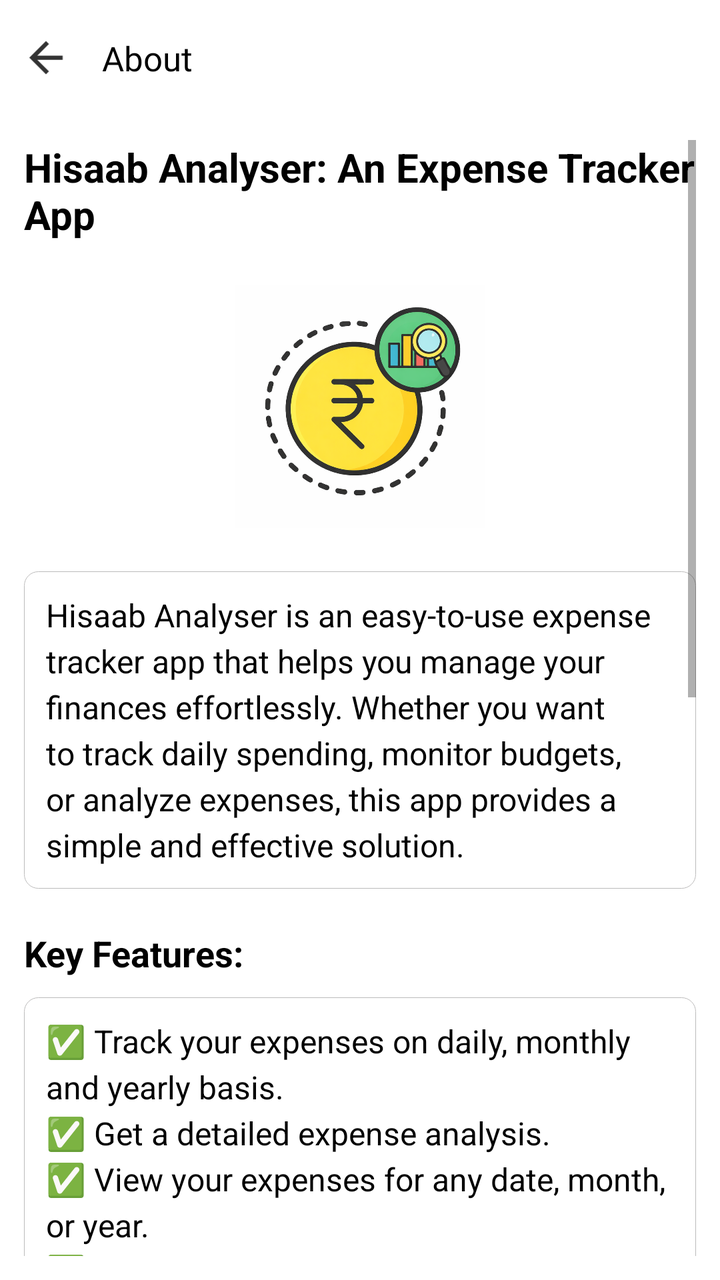
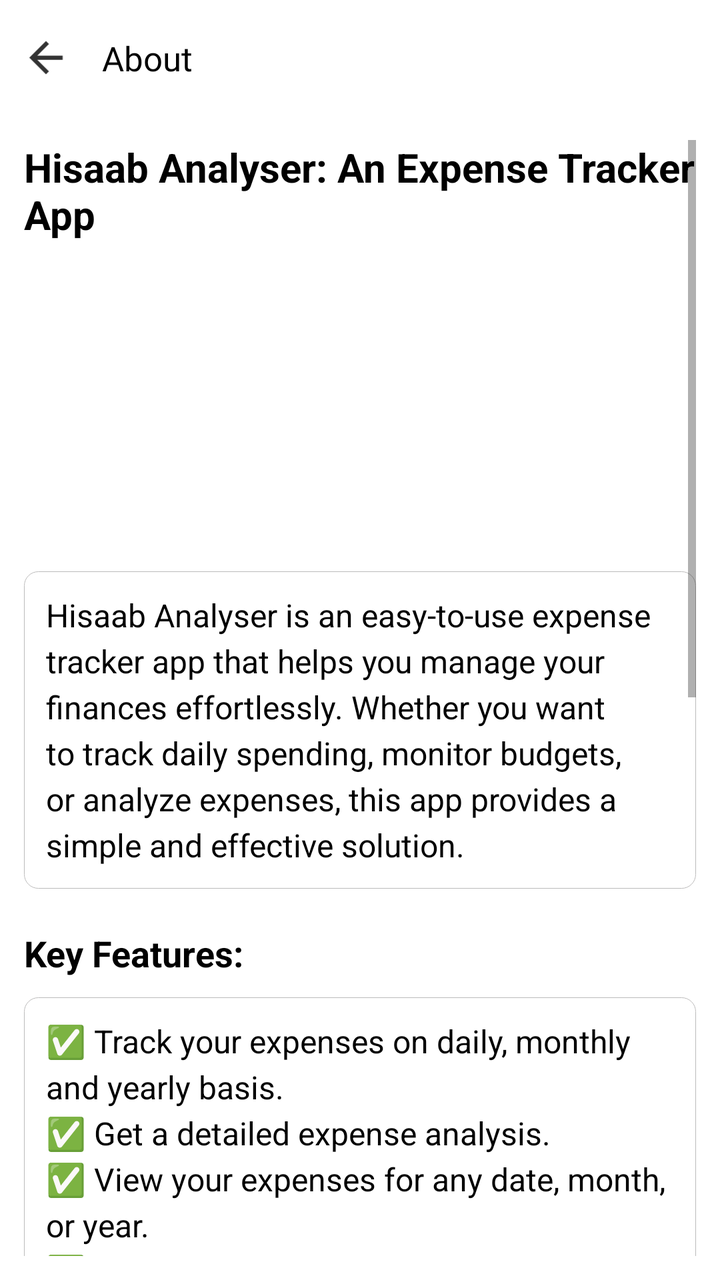

The first picture is an Android layout as it rendered before a commit; the second is the same layout after the commit. The layout source and the unified diff follow.
<!-- AndroidManifest.xml: application theme Theme.HisaabCalculator -->
<!-- res/layout/activity_about_page.xml -->
<?xml version="1.0" encoding="utf-8"?>
<LinearLayout xmlns:android="http://schemas.android.com/apk/res/android"
    xmlns:app="http://schemas.android.com/apk/res-auto"
    xmlns:tools="http://schemas.android.com/tools"
    android:layout_width="match_parent"
    android:layout_height="match_parent"
    android:orientation="vertical"
    android:id="@+id/aboutparent"
    android:background="@color/white"
    tools:context=".AboutPage">

    
    <LinearLayout
        android:layout_width="match_parent"
        android:layout_height="@dimen/toolbarheight"

        android:id="@+id/about_toolbar"
        android:orientation="horizontal">

        <ImageView
            android:layout_width="wrap_content"
            android:minWidth="30dp"
            android:layout_height="@dimen/back_height"
            android:layout_margin="8dp"
            android:id="@+id/about_back"
            android:layout_gravity="center"
            android:src="@drawable/back"
            app:tint="@color/black" />

        <TextView
            android:layout_width="wrap_content"
            android:layout_height="match_parent"
            android:padding="5dp"
            android:gravity="center"
            android:fontFamily="@font/days_one"
            android:id="@+id/abouttitle"
            android:layout_gravity="center"
            android:text="About"
            android:textColor="@color/black"
            android:textSize="@dimen/toolbartextsize"/>
    </LinearLayout>

    
    <ScrollView
        android:layout_width="match_parent"
        android:layout_height="match_parent"
        android:padding="12dp">

        <LinearLayout
            android:layout_width="match_parent"
            android:layout_height="wrap_content"
            android:orientation="vertical">

            
            <TextView
                android:layout_width="match_parent"
                android:layout_height="wrap_content"
                android:text="Hisaab Analyser: An Expense Tracker App"
                android:textSize="20sp"
                android:textStyle="bold"
                android:textColor="@color/black"
                android:id="@+id/aboutheader1"
                android:paddingBottom="10dp"
                android:layout_marginTop="0dp"/>

            <ImageView
                android:layout_width="125dp"
                android:layout_height="125dp"
                android:layout_margin="10dp"
                android:layout_gravity="center_horizontal"
                android:src="@mipmap/icon4"
                />

            <TextView
                android:layout_width="match_parent"
                android:layout_height="wrap_content"
                android:text="Hisaab Analyser is an easy-to-use expense tracker app that helps you manage your finances effortlessly. Whether you want to track daily spending, monitor budgets, or analyze expenses, this app provides a simple and effective solution."
                android:textSize="16sp"
                android:id="@+id/aboutcontent1"
                android:padding="11dp"
                android:layout_marginTop="10dp"
                android:background="@drawable/border6"
                android:textColor="@color/black"
                android:lineSpacingExtra="4dp"
                android:layout_marginBottom="10dp"/>

            
            <TextView
                android:layout_width="match_parent"
                android:layout_height="wrap_content"
                android:text="Key Features:"
                android:textSize="18sp"
                android:id="@+id/aboutcontent2"
                android:textStyle="bold"
                android:textColor="@color/black"
                android:paddingTop="10dp"/>


            <TextView
                android:layout_width="match_parent"
                android:layout_height="wrap_content"
                android:text="✅ Track your expenses on daily, monthly and yearly basis.\n✅ Get a detailed expense analysis.\n✅ View your expenses for any date, month, or year.\n✅ View graphical expense reports.\n✅ Secure data storage with the option to download daily, monthly or yearly expenses and income history into a PDF.\n✅ Offline mode support.\n✅ Simple and clean UI for easy navigation.\n✅ Receive timely notifications of total monthly expenses.\n✅ Multi-user login support"
                android:textSize="16sp"
                android:textColor="@color/black"
                android:id="@+id/aboutcontent3"

                android:background="@drawable/border6"
                android:padding="11dp"
                android:layout_marginTop="10dp"
                android:lineSpacingExtra="4dp"
                android:layout_marginBottom="10dp"/>
            <TextView
                android:layout_width="match_parent"
                android:layout_height="wrap_content"
                android:text="Limitations:"
                android:textSize="18sp"
                android:textStyle="bold"
                android:id="@+id/aboutcontent4"
                android:textColor="@color/black"
                android:paddingTop="10dp"/>

            
            <TextView
                android:layout_width="match_parent"
                android:layout_height="wrap_content"
                android:text="Data is stored locally on your device and will remain until the app is installed on your device. Please download your data into PDF before uninstalling the app, as lost data cannot be recovered."
                android:textSize="16sp"
                android:textColor="@color/black"
                android:background="@drawable/border6"
                android:padding="11dp"
                android:layout_marginTop="10dp"
                android:id="@+id/aboutcontent5"
                android:lineSpacingExtra="4dp"
                android:layout_marginBottom="20dp"/>

            
            <androidx.appcompat.widget.AppCompatButton
                android:id="@+id/video_tutorial_button"
                android:layout_width="300dp"
                android:layout_height="wrap_content"
                android:background="#2F6793"
                android:text="Watch Video Tutorials"
                android:textColor="@color/white"
                android:drawableEnd="@drawable/baseline_smart_display_24"
                android:textSize="16sp"
                android:elevation="4dp"
                android:padding="13dp"
                android:layout_marginTop="10dp"
                android:layout_marginBottom="20dp"/>
<LinearLayout
    android:layout_width="match_parent"
    android:layout_height="wrap_content"
    android:layout_marginTop="2dp"
    android:orientation="horizontal"
    >

    <ImageView
        android:id="@+id/instagramimg"
        android:layout_width="60dp"
        android:layout_height="60dp"
        android:text="Instagram"
        android:src="@drawable/instaicon"
        android:textColor="@color/white"
        android:elevation="4dp"
        android:layout_marginTop="10dp"
        android:layout_marginBottom="20dp"/>
            <ImageView
                android:id="@+id/webpageimg"
                android:layout_width="60dp"
                android:layout_height="60dp"
                android:layout_marginStart="30dp"
                android:src="@drawable/webpageicon"
                android:elevation="4dp"
                android:layout_marginTop="10dp"
                android:layout_marginBottom="20dp"/>


</LinearLayout>
        </LinearLayout>
    </ScrollView>
</LinearLayout>
<!-- resources referenced by this layout -->
<resources>
  <color name="black">#FF000000</color>
  <color name="white">#FFFFFFFF</color>
  <dimen name="back_height">25dp</dimen>
  <dimen name="toolbarheight">58dp</dimen>
  <dimen name="toolbartextsize">17sp</dimen>
  <!-- drawable back (drawable-anydpi) -->
  <vector xmlns:android="http://schemas.android.com/apk/res/android"
      android:width="24dp"
      android:height="24dp"
      android:viewportWidth="24"
      android:viewportHeight="24"
      android:tint="#FFFFFF"
      android:alpha="0.8"
      android:autoMirrored="true">
    <path
        android:fillColor="@android:color/white"
        android:pathData="M20,11H7.83l5.59,-5.59L12,4l-8,8 8,8 1.41,-1.41L7.83,13H20v-2z"/>
  </vector>
  <!-- drawable baseline_smart_display_24 (drawable) -->
  <vector android:height="24dp" android:tint="#F51212"
      android:viewportHeight="24" android:viewportWidth="24"
      android:width="24dp" xmlns:android="http://schemas.android.com/apk/res/android">
      <path android:fillColor="@android:color/white" android:pathData="M20,4H4C2.9,4 2,4.9 2,6v12c0,1.1 0.9,2 2,2h16c1.1,0 2,-0.9 2,-2V6C22,4.9 21.1,4 20,4zM9.5,16.5v-9l7,4.5L9.5,16.5z"/>
  </vector>
  <!-- drawable border6 (drawable) -->
  <?xml version="1.0" encoding="utf-8"?>
  
  <shape xmlns:android="http://schemas.android.com/apk/res/android" android:shape="rectangle">
      <stroke
          android:color="#BCBBBB"
          android:width="0.08dp"
          />
  <solid android:color="@color/white"
      />
      <corners
          android:radius="7dp"
          />
  
  </shape>
  <!-- drawable instaicon: png bitmap (drawable, 397571 bytes) -->
  <!-- drawable webpageicon: png bitmap (drawable, 215009 bytes) -->
  <!-- mipmap icon4: png bitmap (mipmap-hdpi, 247255 bytes) -->
  <style name="Theme.HisaabCalculator" parent="Theme.MaterialComponents.DayNight.NoActionBar">
          
          <item name="colorPrimary">@color/primarylight</item>
          <item name="android:itemBackground">#2B2A2A</item>
          <item name="android:textColor">@color/white</item>
          <item name="android:insetTop">0dp</item>
          <item name="popupMenuBackground">@color/white</item>
          <item name="android:insetBottom">0dp</item>
          <item name="colorPrimaryVariant">@color/purple_700</item>
          <item name="colorOnPrimary">@color/white</item>
          
          <item name="colorSecondary">@color/itemdark</item>
          <item name="colorSecondaryVariant">@color/teal_700</item>
          <item name="colorOnSecondary">@color/black</item>
          <item name="android:fitsSystemWindows">true</item>
          <item name="android:windowFullscreen">false</item>
          
          <item name="android:statusBarColor" tools:targetApi="l">@color/primarylight</item>
          
      </style>
  <color name="primarylight">#5E368F</color>
  <color name="purple_700">#E4E4E4</color>
  <color name="itemdark">#FF03DAC5</color>
  <color name="teal_700">#FF018786</color>
</resources>

<!-- the commit's change to res/layout/activity_about_page.xml (unified diff, before → after) -->
@@ -67,8 +67,9 @@
                 android:layout_width="125dp"
                 android:layout_height="125dp"
                 android:layout_margin="10dp"
+                android:background="@color/white"
                 android:layout_gravity="center_horizontal"
-                android:src="@mipmap/icon4"
+                android:src="@mipmap/icon2"
                 />
 
             <TextView
<!-- resource entries referenced after the edit -->
@@ -41,7 +41,13 @@
   </shape>
   <!-- drawable instaicon: png bitmap (drawable, 397571 bytes) -->
   <!-- drawable webpageicon: png bitmap (drawable, 215009 bytes) -->
-  <!-- mipmap icon4: png bitmap (mipmap-hdpi, 247255 bytes) -->
+  <!-- mipmap icon2 (mipmap-anydpi-v26) -->
+  <?xml version="1.0" encoding="utf-8"?>
+  
+  <adaptive-icon xmlns:android="http://schemas.android.com/apk/res/android">
+      <background android:drawable="@drawable/icon2_background"/>
+      <foreground android:drawable="@mipmap/icon2_foreground"/>
+  </adaptive-icon>
   <style name="Theme.HisaabCalculator" parent="Theme.MaterialComponents.DayNight.NoActionBar">
           
           <item name="colorPrimary">@color/primarylight</item>
@@ -62,6 +68,7 @@
           <item name="android:statusBarColor" tools:targetApi="l">@color/primarylight</item>
           
       </style>
+  <!-- drawable icon2_background: vector/xml drawable (drawable, 4867 chars, omitted) -->
   <color name="primarylight">#5E368F</color>
   <color name="purple_700">#E4E4E4</color>
   <color name="itemdark">#FF03DAC5</color>
